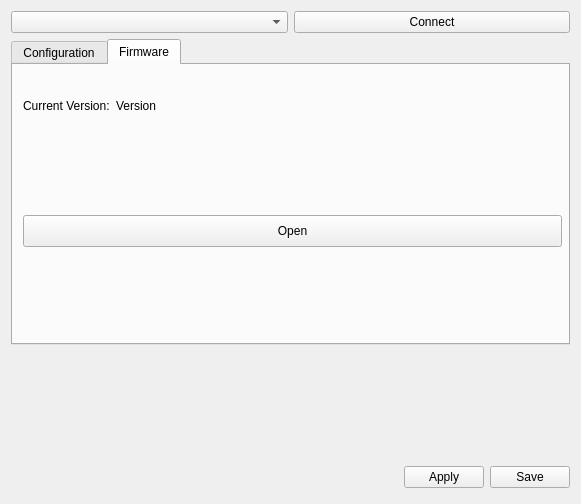
The window that ground/openpilotgcs/src/plugins/esc/esc.ui (peabody124/TauLabs) describes before a commit, drawn with Qt 5.
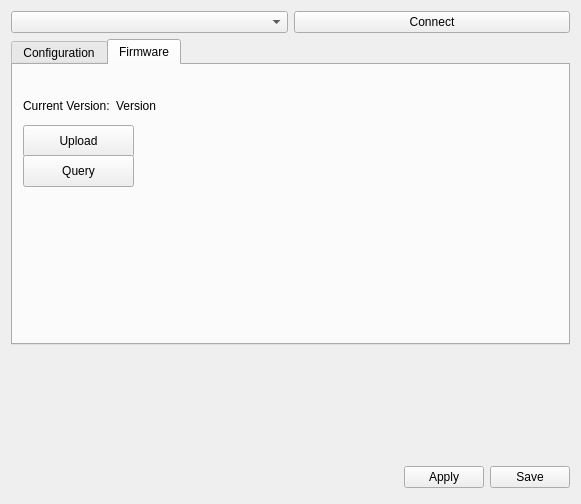
The same window after the commit. The open tabs and pages were chosen to show the change. Icons and pictures are not drawn.

The edit to the form file:
```diff
--- a/ground/openpilotgcs/src/plugins/esc/esc.ui
+++ b/ground/openpilotgcs/src/plugins/esc/esc.ui
@@ -336,13 +336,13 @@
        <property name="geometry">
         <rect>
          <x>10</x>
-         <y>150</y>
-         <width>539</width>
+         <y>60</y>
+         <width>111</width>
          <height>32</height>
         </rect>
        </property>
        <property name="text">
-        <string>Open</string>
+        <string>Upload</string>
        </property>
       </widget>
       <widget class="QWidget" name="horizontalLayoutWidget_3">
@@ -384,6 +384,19 @@
         </item>
        </layout>
       </widget>
+      <widget class="QPushButton" name="buttonQuery">
+       <property name="geometry">
+        <rect>
+         <x>10</x>
+         <y>90</y>
+         <width>111</width>
+         <height>32</height>
+        </rect>
+       </property>
+       <property name="text">
+        <string>Query</string>
+       </property>
+      </widget>
      </widget>
     </widget>
    </item>
```
Left out of the diff: 4 changed lines with no effect on the pictures.
